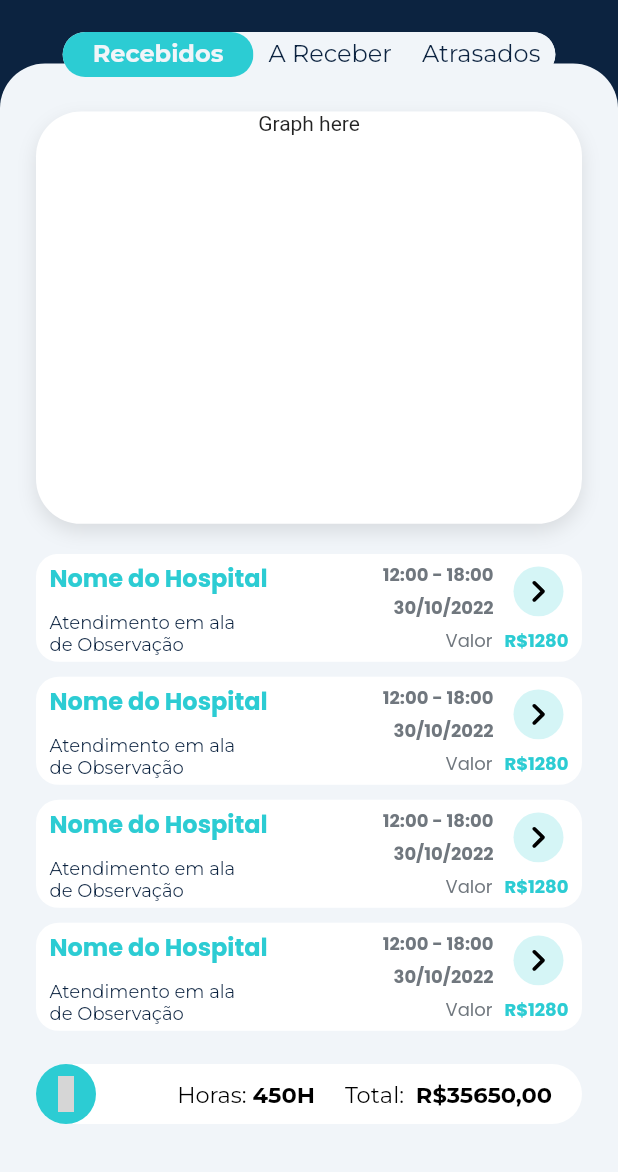
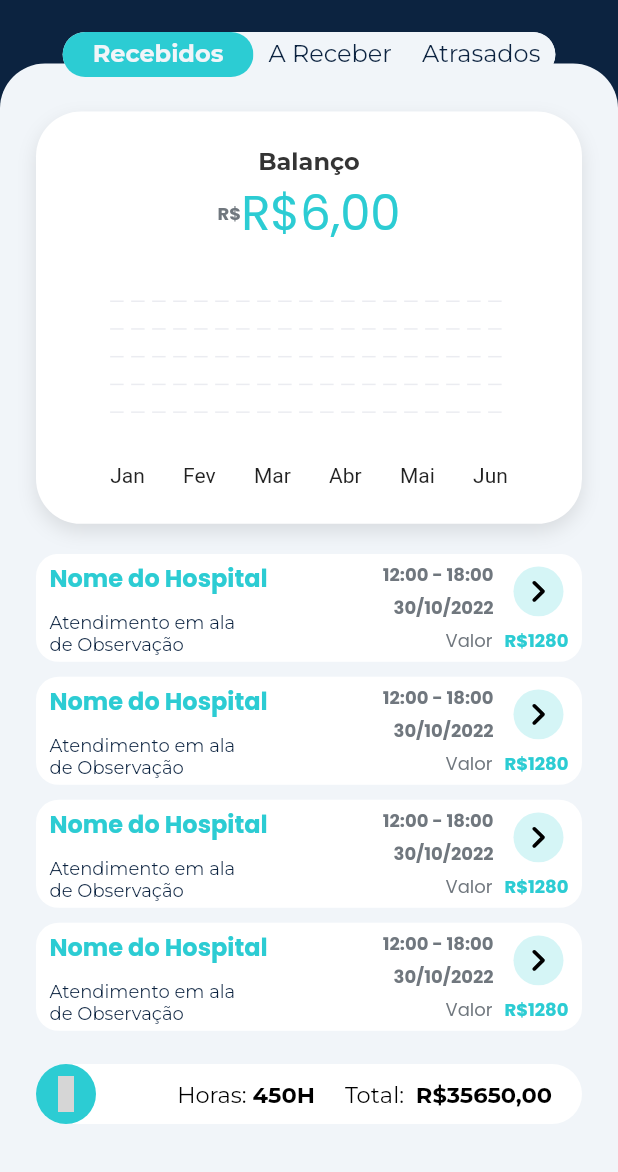
Before and after one commit to CabraKill/blue-financeiro, a Flutter app: the screen it shows after launch, on a phone screen of 412 x 824 dp, the part 64-1236 px from its top. Run offline on Flutter 3.47's test engine with Material 2 defaults, Android fonts, the phone set to English and light mode, and no system bars; our stand-ins replace flutter_svg, iconly; grey boxes are pictures that could not be loaded.

Commit message:
creating graph tile and graph widget (progress)

```diff
--- /dev/null
+++ b/lib/domain/entities/finances/finances_graph_entity.dart
@@ -0,0 +1,11 @@
+import 'package:dox_financeiro/domain/entities/finances/finances_graph_month_data_entity.dart';
+
+class FinancesGraphEntity {
+  final String title;
+  final List<FinancesGraphMonthDataEntity> data;
+
+  FinancesGraphEntity({
+    required this.title,
+    required this.data,
+  });
+}
--- /dev/null
+++ b/lib/domain/entities/finances/finances_graph_month_data_entity.dart
@@ -0,0 +1,13 @@
+class FinancesGraphMonthDataEntity {
+  final DateTime date;
+  final double received;
+  final double toReceive;
+  final double late;
+
+  FinancesGraphMonthDataEntity({
+    required this.date,
+    required this.received,
+    required this.toReceive,
+    required this.late,
+  });
+}
--- /dev/null
+++ b/lib/presentation/mock_data/finances/finances_graph_mock.dart
@@ -0,0 +1,46 @@
+import 'package:dox_financeiro/domain/entities/finances/finances_graph_month_data_entity.dart';
+import 'package:dox_financeiro/domain/entities/finances/finances_graph_entity.dart';
+
+class FinancesGraphMockData {
+  static final graphMockData = FinancesGraphEntity(
+    title: "Balanço",
+    data: [
+      FinancesGraphMonthDataEntity(
+        received: 6,
+        toReceive: 4,
+        late: 8,
+        date: DateTime(2022, 1),
+      ),
+      FinancesGraphMonthDataEntity(
+        received: 18,
+        toReceive: 8,
+        late: 15,
+        date: DateTime(2022, 2),
+      ),
+      FinancesGraphMonthDataEntity(
+        received: 21,
+        toReceive: 10,
+        late: 21,
+        date: DateTime(2022, 3),
+      ),
+      FinancesGraphMonthDataEntity(
+        received: 13,
+        toReceive: 4,
+        late: 13,
+        date: DateTime(2022, 4),
+      ),
+      FinancesGraphMonthDataEntity(
+        received: 6,
+        toReceive: 2,
+        late: 6,
+        date: DateTime(2022, 5),
+      ),
+      FinancesGraphMonthDataEntity(
+        received: 12,
+        toReceive: 8,
+        late: 12,
+        date: DateTime(2022, 6),
+      ),
+    ],
+  );
+}
--- a/lib/presentation/pages/finances/finances_page.dart
+++ b/lib/presentation/pages/finances/finances_page.dart
@@ -1,11 +1,7 @@
-import 'package:dox_financeiro/domain/entities/finances_payment_card_entity.dart';
 import 'package:dox_financeiro/presentation/pages/finances/views/late/late_view_widget.dart';
 import 'package:dox_financeiro/presentation/pages/finances/views/received/received_view_widget.dart';
 import 'package:dox_financeiro/presentation/pages/finances/views/toReceive/to_receive_view_widget.dart';
-import 'package:dox_financeiro/presentation/pages/finances/widgets/finances_graph_widget.dart';
 import 'package:dox_financeiro/presentation/pages/finances/widgets/finances_tabs/finances_tabs_widget.dart';
-import 'package:dox_financeiro/presentation/pages/finances/widgets/hours/hours_bottom_bar_widget.dart';
-import 'package:dox_financeiro/presentation/pages/finances/widgets/payments/finances_payment_card_widget.dart';
 import 'package:dox_financeiro/presentation/widgets/theme/dox_colors.dart';
 import 'package:dox_financeiro/presentation/widgets/theme/dox_sizing.dart';
 import 'package:dox_financeiro/presentation/widgets/theme/typograph.dart';
--- a/lib/presentation/pages/finances/views/late/late_view_widget.dart
+++ b/lib/presentation/pages/finances/views/late/late_view_widget.dart
@@ -1,5 +1,4 @@
-import 'package:dox_financeiro/domain/entities/finances_payment_card_entity.dart';
-import 'package:dox_financeiro/presentation/pages/finances/widgets/finances_graph_widget.dart';
+import 'package:dox_financeiro/domain/entities/finances/finances_payment_card_entity.dart';
 import 'package:dox_financeiro/presentation/pages/finances/widgets/hours/hours_bottom_bar_widget.dart';
 import 'package:dox_financeiro/presentation/pages/finances/widgets/payments/finances_payment_card_widget.dart';
 import 'package:flutter/material.dart';
@@ -30,7 +29,7 @@ class FinancesLateView extends StatelessWidget {
               padding:
                   //TODO: get this conditional value from controller
                   EdgeInsets.only(bottom: index == _listLength - 1 ? 20 : 10),
-              child: FinancesPaymentCard(
+              child: FinancesPaymentCard.late(
                 data: _mockData,
               ),
             ),
--- a/lib/presentation/pages/finances/views/received/received_view_widget.dart
+++ b/lib/presentation/pages/finances/views/received/received_view_widget.dart
@@ -1,5 +1,6 @@
-import 'package:dox_financeiro/domain/entities/finances_payment_card_entity.dart';
-import 'package:dox_financeiro/presentation/pages/finances/widgets/finances_graph_widget.dart';
+import 'package:dox_financeiro/domain/entities/finances/finances_payment_card_entity.dart';
+import 'package:dox_financeiro/presentation/mock_data/finances/finances_graph_mock.dart';
+import 'package:dox_financeiro/presentation/pages/finances/widgets/payments/finances_graph_tile_widget.dart';
 import 'package:dox_financeiro/presentation/pages/finances/widgets/hours/hours_bottom_bar_widget.dart';
 import 'package:dox_financeiro/presentation/pages/finances/widgets/payments/finances_payment_card_widget.dart';
 import 'package:flutter/material.dart';
@@ -22,7 +23,9 @@ class FinancesReceivedView extends StatelessWidget {
   Widget build(BuildContext context) {
     return Column(
       children: [
-        const FinancesGraph(),
+        FinancesGraphTile(
+          graphData: FinancesGraphMockData.graphMockData,
+        ),
         const SizedBox(height: 20),
         Expanded(
           child: ListView.builder(
@@ -32,7 +35,7 @@ class FinancesReceivedView extends StatelessWidget {
               padding:
                   //TODO: get this conditional value from controller
                   EdgeInsets.only(bottom: index == _listLength - 1 ? 20 : 10),
-              child: FinancesPaymentCard(
+              child: FinancesPaymentCard.received(
                 data: _mockData,
               ),
             ),
--- a/lib/presentation/pages/finances/views/toReceive/to_receive_view_widget.dart
+++ b/lib/presentation/pages/finances/views/toReceive/to_receive_view_widget.dart
@@ -1,4 +1,4 @@
-import 'package:dox_financeiro/domain/entities/finances_payment_card_entity.dart';
+import 'package:dox_financeiro/domain/entities/finances/finances_payment_card_entity.dart';
 import 'package:dox_financeiro/presentation/pages/finances/widgets/hours/hours_bottom_bar_widget.dart';
 import 'package:dox_financeiro/presentation/pages/finances/widgets/payments/finances_payment_card_widget.dart';
 import 'package:flutter/material.dart';
@@ -29,7 +29,7 @@ class FinancesToReceiveView extends StatelessWidget {
               padding:
                   //TODO: get this conditional value from controller
                   EdgeInsets.only(bottom: index == _listLength - 1 ? 20 : 10),
-              child: FinancesPaymentCard(
+              child: FinancesPaymentCard.toReceive(
                 data: _mockData,
               ),
             ),
--- a/lib/presentation/pages/finances/widgets/finances_graph_widget.dart
+++ /dev/null
@@ -1,29 +0,0 @@
-import 'package:flutter/material.dart';
-
-class FinancesGraph extends StatelessWidget {
-  const FinancesGraph({Key? key}) : super(key: key);
-
-  @override
-  Widget build(BuildContext context) {
-    return AspectRatio(
-      aspectRatio: 380 / 287,
-      child: Container(
-        decoration: BoxDecoration(
-          borderRadius: BorderRadius.circular(30),
-          color: Colors.white,
-          boxShadow: [
-            //TODO: config the shadow
-            BoxShadow(
-              color: Colors.black.withOpacity(0.1),
-              blurRadius: 10,
-              offset: Offset(0, 5),
-            ),
-          ],
-        ),
-        child: Column(children: [
-          Text("Graph here"),
-        ]),
-      ),
-    );
-  }
-}
--- a/lib/presentation/pages/finances/widgets/hours/hours_bottom_bar_widget.dart
+++ b/lib/presentation/pages/finances/widgets/hours/hours_bottom_bar_widget.dart
@@ -76,7 +76,7 @@ class HoursBottomBar extends StatelessWidget {
         ),
         const SizedBox(width: 4),
         Text(
-          MoneyConverterUtil.convertToMoneyWith2(moneyAmount),
+          MoneyConverter.convertToMoneyWith2(moneyAmount),
           style: DoxTypograph.timeMoneyValue,
         ),
         const SizedBox(width: 20),
--- /dev/null
+++ b/lib/presentation/pages/finances/widgets/payments/finances_graph_tile_widget.dart
@@ -0,0 +1,92 @@
+import 'package:dox_financeiro/domain/entities/finances/finances_graph_month_data_entity.dart';
+import 'package:dox_financeiro/domain/entities/finances/finances_graph_entity.dart';
+import 'package:dox_financeiro/presentation/utils/money_converter_util.dart';
+import 'package:dox_financeiro/presentation/widgets/finances/finances_graph_widget.dart';
+import 'package:dox_financeiro/presentation/widgets/theme/dox_colors.dart';
+import 'package:dox_financeiro/presentation/widgets/theme/typograph.dart';
+import 'package:flutter/material.dart';
+
+//TODO: check if it is necessary to be statefull
+//TODO: show whe different states of this widget in the showcase
+class FinancesGraphTile extends StatefulWidget {
+  final FinancesGraphEntity graphData;
+  const FinancesGraphTile({
+    required this.graphData,
+    Key? key,
+  }) : super(key: key);
+
+  @override
+  State<FinancesGraphTile> createState() => _FinancesGraphTileState();
+}
+
+class _FinancesGraphTileState extends State<FinancesGraphTile> {
+  FinancesGraphMonthDataEntity? _currentData;
+
+  //TODO: change to block
+  @override
+  void initState() {
+    super.initState();
+    _currentData = widget.graphData.data.first;
+  }
+
+  @override
+  Widget build(BuildContext context) {
+    return AspectRatio(
+      aspectRatio: 380 / 287,
+      child: Container(
+        decoration: BoxDecoration(
+          borderRadius: BorderRadius.circular(30),
+          color: Colors.white,
+          boxShadow: [
+            //TODO: config the shadow
+            BoxShadow(
+              color: Colors.black.withOpacity(0.1),
+              blurRadius: 10,
+              offset: const Offset(0, 5),
+            ),
+          ],
+        ),
+        padding: const EdgeInsets.all(24),
+        child: Column(
+          children: [
+            Text(
+              widget.graphData.title,
+              style: DoxTypograph.cellTitle,
+            ),
+            Row(
+              mainAxisSize: MainAxisSize.min,
+              children: [
+                Text(
+                  'R\$',
+                  style: DoxTypograph.caption1.copyWith(
+                    color: DoxColors.nonSelected,
+                  ),
+                ),
+                Text(
+                  _currentData != null
+                      ? MoneyConverter.convertToMoneyWith2(
+                          _currentData!.received)
+                      : '----',
+                  style: DoxTypograph.fiancesGraphValue.copyWith(
+                    color: DoxColors.primary,
+                  ),
+                ),
+              ],
+            ),
+            const SizedBox(height: 16),
+            Expanded(
+              child: Align(
+                  child: AspectRatio(
+                //TODO: verify with designer this sizing
+                aspectRatio: 295 / 159,
+                child: FinancesGraphWidget(
+                  dataList: widget.graphData.data,
+                ),
+              )),
+            ),
+          ],
+        ),
+      ),
+    );
+  }
+}
--- a/lib/presentation/pages/finances/widgets/payments/finances_payment_card_widget.dart
+++ b/lib/presentation/pages/finances/widgets/payments/finances_payment_card_widget.dart
@@ -1,4 +1,4 @@
-import 'package:dox_financeiro/domain/entities/finances_payment_card_entity.dart';
+import 'package:dox_financeiro/domain/entities/finances/finances_payment_card_entity.dart';
 import 'package:dox_financeiro/presentation/utils/money_converter_util.dart';
 import 'package:dox_financeiro/presentation/utils/time_converter_util.dart';
 import 'package:dox_financeiro/presentation/widgets/right_circle_widget.dart';
@@ -8,10 +8,30 @@ import 'package:flutter/material.dart';
 
 class FinancesPaymentCard extends StatelessWidget {
   final FinancesPaymentCardEntity data;
+  final Color color;
   const FinancesPaymentCard({
     required this.data,
+    required this.color,
     Key? key,
   }) : super(key: key);
+
+  const FinancesPaymentCard.received({
+    required this.data,
+    Key? key,
+  })  : color = DoxColors.primary,
+        super(key: key);
+
+  const FinancesPaymentCard.toReceive({
+    required this.data,
+    Key? key,
+  })  : color = DoxColors.green,
+        super(key: key);
+
+  const FinancesPaymentCard.late({
+    required this.data,
+    Key? key,
+  })  : color = DoxColors.orange,
+        super(key: key);
 
   @override
   Widget build(BuildContext context) {
@@ -19,7 +39,7 @@ class FinancesPaymentCard extends StatelessWidget {
       decoration: BoxDecoration(
           borderRadius: BorderRadius.circular(15),
           color: Colors.white,
-          boxShadow: [
+          boxShadow: const [
             //TODO: add shadows
           ]),
       padding: const EdgeInsets.symmetric(
@@ -35,7 +55,9 @@ class FinancesPaymentCard extends StatelessWidget {
               children: [
                 Text(
                   data.location,
-                  style: DoxTypograph.title3,
+                  style: DoxTypograph.title3.copyWith(
+                    color: color,
+                  ),
                 ),
                 const SizedBox(height: 10),
                 FractionallySizedBox(
@@ -80,7 +102,7 @@ class FinancesPaymentCard extends StatelessWidget {
                     height: 40,
                     alignment: Alignment.center,
                     child: RighCircle(
-                      color: DoxColors.primary.withOpacity(0.2),
+                      color: color.withOpacity(0.2),
                     ),
                   )
                 ],
@@ -97,9 +119,9 @@ class FinancesPaymentCard extends StatelessWidget {
                   ),
                   const SizedBox(width: 8),
                   Text(
-                    MoneyConverterUtil.convertToSimpleMoney(data.amount),
+                    MoneyConverter.convertToSimpleMoney(data.amount),
                     style: DoxTypograph.caption1.copyWith(
-                      color: DoxColors.primary,
+                      color: color,
                     ),
                   ),
                 ],
--- a/lib/presentation/utils/money_converter_util.dart
+++ b/lib/presentation/utils/money_converter_util.dart
@@ -1,5 +1,5 @@
 //TODO: make test cases
-class MoneyConverterUtil {
+class MoneyConverter {
   static String convertToSimpleMoney(double value) {
     return 'R\$${value.toStringAsFixed(0)}';
   }
--- a/lib/presentation/utils/time_converter_util.dart
+++ b/lib/presentation/utils/time_converter_util.dart
@@ -14,4 +14,24 @@ class TimeConverter {
     final year = dateTime.year;
     return '$day/$month/$year';
   }
+
+  static String getMonthWith3LettersFromDateTime(DateTime dateTime) {
+    final month = dateTime.month;
+    return _monthWith3LettersList[month-1];
+  }
+
+  static const _monthWith3LettersList = <String>[
+    'Jan',
+    'Fev',
+    'Mar',
+    'Abr',
+    'Mai',
+    'Jun',
+    'Jul',
+    'Ago',
+    'Set',
+    'Out',
+    'Nov',
+    'Dez',
+  ];
 }
--- /dev/null
+++ b/lib/presentation/widgets/finances/dashed_line_widget.dart
@@ -0,0 +1,61 @@
+import 'package:dox_financeiro/presentation/widgets/theme/dox_colors.dart';
+import 'package:flutter/material.dart';
+
+class DashedLine extends StatelessWidget {
+  final double width;
+  final double space;
+  final double horizontalOffset;
+  final Color color;
+
+  const DashedLine(
+      {this.width = 9,
+      this.space = 5,
+      this.horizontalOffset = 0,
+      this.color = DoxColors.dashedLineColor,
+      Key? key})
+      : super(key: key);
+
+  @override
+  Widget build(BuildContext context) {
+    return CustomPaint(
+      painter: _DashedLinePainter(
+        width: width,
+        space: space,
+        horizontalOffset: horizontalOffset,
+        color: color,
+      ),
+      child: Container(
+          // width: double.infinity,
+          ),
+    );
+  }
+}
+
+class _DashedLinePainter extends CustomPainter {
+  final double width;
+  final double space;
+  final double horizontalOffset;
+  final Color color;
+
+  _DashedLinePainter({
+    this.width = 9,
+    this.space = 5,
+    this.horizontalOffset = 0,
+    this.color = DoxColors.dashedLineColor,
+  });
+
+  @override
+  void paint(Canvas canvas, Size size) {
+    double start = 0 + horizontalOffset;
+    final paint = Paint()
+      ..color = color
+      ..strokeWidth = 1;
+    while (start < size.width) {
+      canvas.drawLine(Offset(start, 0), Offset(start + width, 0), paint);
+      start += width + space;
+    }
+  }
+
+  @override
+  bool shouldRepaint(CustomPainter oldDelegate) => false;
+}
--- /dev/null
+++ b/lib/presentation/widgets/finances/finances_graph_widget.dart
@@ -0,0 +1,50 @@
+import 'package:dox_financeiro/domain/entities/finances/finances_graph_month_data_entity.dart';
+import 'package:dox_financeiro/presentation/utils/time_converter_util.dart';
+import 'package:dox_financeiro/presentation/widgets/finances/dashed_line_widget.dart';
+import 'package:flutter/material.dart';
+
+class FinancesGraphWidget extends StatefulWidget {
+  final List<FinancesGraphMonthDataEntity> dataList;
+  const FinancesGraphWidget({
+    required this.dataList,
+    Key? key,
+  }) : super(key: key);
+
+  @override
+  State<FinancesGraphWidget> createState() => _FinancesGraphWidgetState();
+}
+
+class _FinancesGraphWidgetState extends State<FinancesGraphWidget> {
+  @override
+  Widget build(BuildContext context) {
+    return Column(
+      children: [
+        Expanded(
+          child: Column(
+            mainAxisAlignment: MainAxisAlignment.spaceEvenly,
+            children: const [
+              // Text("oi"),
+              DashedLine(),
+              DashedLine(),
+              DashedLine(),
+              //TODO: make it straight
+              DashedLine(),
+              DashedLine(),
+            ],
+          ),
+        ),
+        const SizedBox(height: 16),
+        Row(
+          mainAxisAlignment: MainAxisAlignment.spaceBetween,
+          children: List.generate(
+              widget.dataList.length,
+              (index) => Text(
+                    TimeConverter.getMonthWith3LettersFromDateTime(
+                        widget.dataList[index].date),
+                    //TODO: add style here
+                  )),
+        )
+      ],
+    );
+  }
+}
--- a/lib/presentation/widgets/theme/dox_colors.dart
+++ b/lib/presentation/widgets/theme/dox_colors.dart
@@ -9,4 +9,6 @@ class DoxColors {
   static const Color nonSelected = Color(0xFF70777E);
   static const Color green = Color(0xFF00AB84);
   static const Color orange = Color(0xFFFD5A33);
+  static const Color black34 = Color(0xFF343434);
+  static const Color dashedLineColor = Color(0xFFEBECF1);
 }
--- a/lib/presentation/widgets/theme/typograph.dart
+++ b/lib/presentation/widgets/theme/typograph.dart
@@ -63,4 +63,17 @@ class DoxTypograph {
         fontWeight: FontWeight.w600,
         color: Colors.black,
       );
+
+  static TextStyle get cellTitle => const TextStyle(
+        fontFamily: 'Montserrat',
+        fontSize: 16,
+        fontWeight: FontWeight.w700,
+        color: DoxColors.black34,
+      );
+
+  static TextStyle get fiancesGraphValue => const TextStyle(
+        fontFamily: 'Poppins',
+        fontSize: 32,
+        fontWeight: FontWeight.w500,
+      );
 }
```
Also changed, not shown: lib/domain/entities/finances/finances_payment_card_entity.dart (renamed from lib/domain/entities/finances_payment_card_entity.dart).
